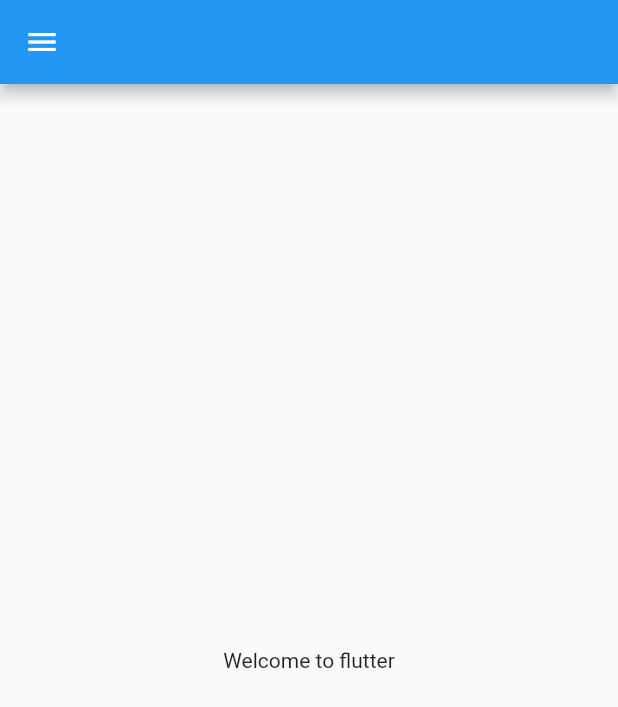
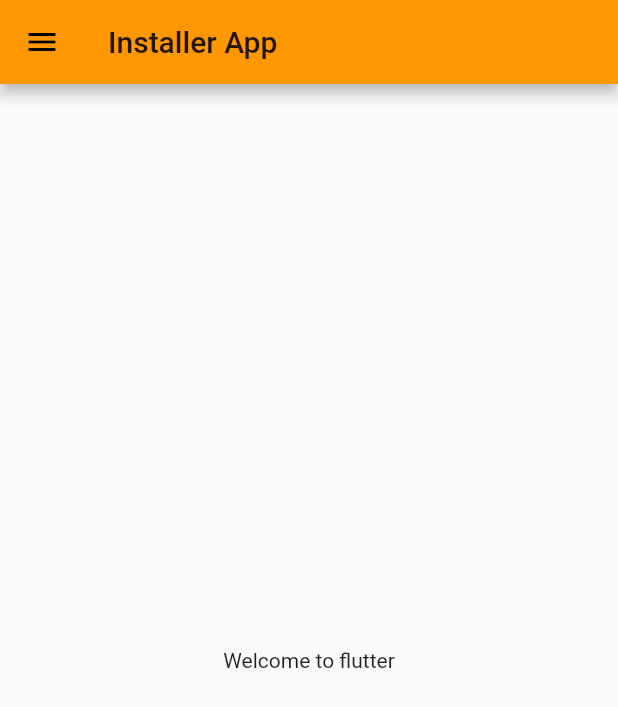
Before and after one commit to developer-rishi/InstallerDemo, a Flutter app: the screen it shows after launch, on a phone screen of 412 x 824 dp. Shown: the top 707 px of the screen. Run offline on Flutter 3.47's test engine with Material 2 defaults, Android fonts, the phone set to English and light mode, and no system bars.

Commit message:
Day 3 completed

```diff
--- a/lib/home_page.dart
+++ b/lib/Pages/home_page.dart
@@ -7,7 +7,8 @@ class HomePage extends StatelessWidget {
   Widget build(BuildContext context) {
     return  Scaffold(
       appBar: AppBar(
-
+    title:
+     const Text('Installer App'),
       ),
       body: const Center
       (child:
--- /dev/null
+++ b/lib/Pages/main.dart
@@ -0,0 +1,33 @@
+import 'package:clouzer_edge_installer/Pages/home_page.dart';
+import 'package:clouzer_edge_installer/Pages/login_page.dart';
+import 'package:flutter/material.dart';
+
+void main() {
+  runApp(const MyApp());
+}
+
+
+class MyApp extends StatelessWidget {
+  const MyApp({ Key? key }) : super(key: key);
+
+  @override
+  Widget build(BuildContext context) {
+    return  MaterialApp(
+     // home:const HomePage() ,
+      themeMode: ThemeMode.dark,
+      theme: ThemeData(
+        primaryColor: Colors.deepPurple
+      ),
+      darkTheme: ThemeData(
+        primaryColor: Colors.orange
+      ),
+      initialRoute:"/home" ,
+      routes: {
+        "/":(context)=> const LoginPage(),
+        "/login":(context)=> const LoginPage(),
+        "/home":(context)=>const HomePage()
+      },
+    );
+
+  }
+}
--- a/lib/main.dart
+++ /dev/null
@@ -1,18 +0,0 @@
-import 'package:clouzer_edge_installer/home_page.dart';
-import 'package:flutter/material.dart';
-
-void main() {
-  runApp(const MyApp());
-}
-
-
-class MyApp extends StatelessWidget {
-  const MyApp({ Key? key }) : super(key: key);
-
-  @override
-  Widget build(BuildContext context) {
-    return const MaterialApp(
-      home:HomePage() ,
-    );
-  }
-}
```
Also changed, not shown: lib/Pages/login_page.dart (added, +16 -0 lines), 1 other file.
